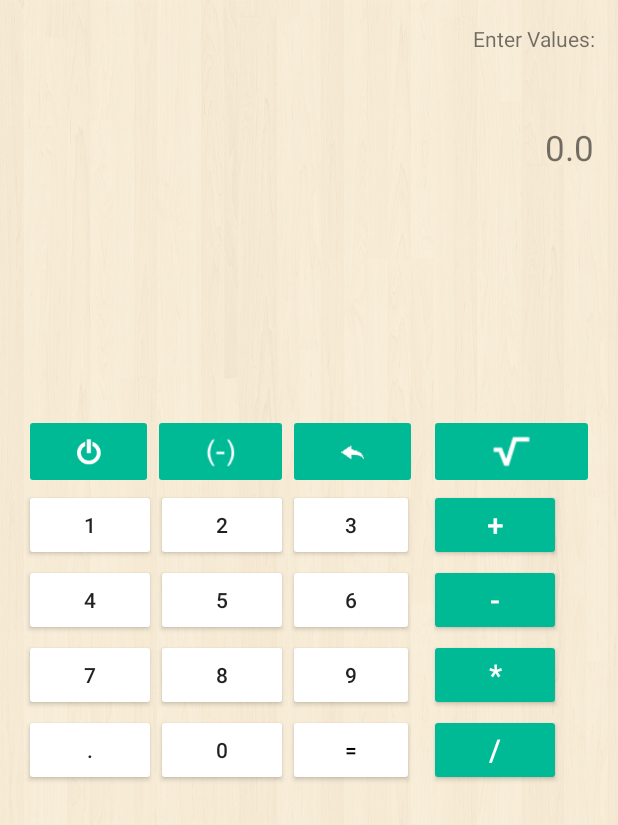
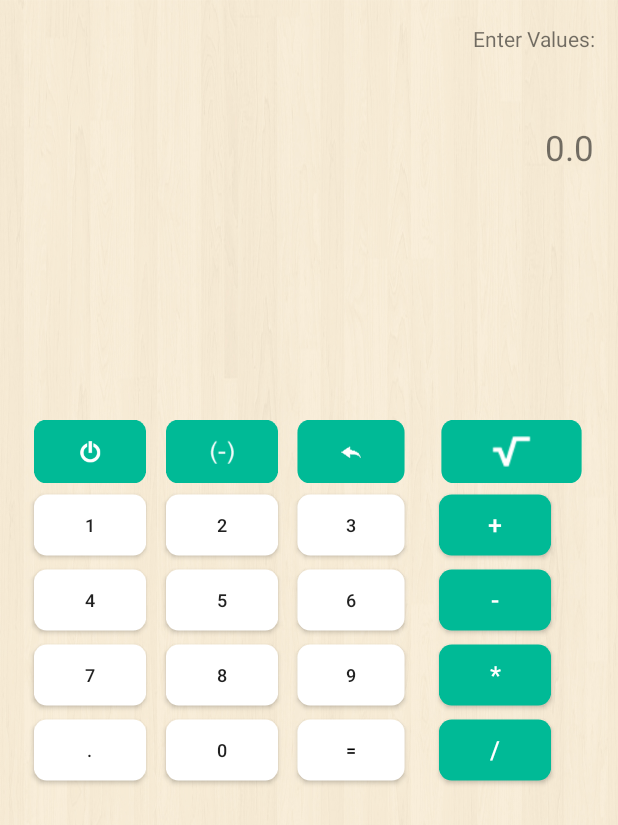
Before and after one commit to SalmanCorleone/Abacus, an Android app: the screen it shows after launch (MainActivity), on a phone screen of 412 x 824 dp. Shown: the top 825 px of the screen. Run offline under Robolectric (Android 15) with nearby library versions, the phone set to English and light mode, and no system bars.

Commit message:
Project Renamed

```diff
--- a/app/src/main/AndroidManifest.xml
+++ b/app/src/main/AndroidManifest.xml
@@ -1,15 +1,15 @@
 <?xml version="1.0" encoding="utf-8"?>
 <manifest xmlns:android="http://schemas.android.com/apk/res/android"
-    package="com.example.salman.calculation">
+    package="com.example.salman.abacus">
 
     <application
         android:allowBackup="true"
-        android:icon="@mipmap/my_launcher"
+        android:icon="@mipmap/calculation"
         android:label="@string/app_name"
         android:supportsRtl="true"
         android:theme="@style/AppTheme">
         <activity
-            android:name=".MainActivity"
+            android:name="com.example.salman.abacus.MainActivity"
             android:screenOrientation="portrait">
             <intent-filter>
                 <action android:name="android.intent.action.MAIN" />
--- a/app/src/main/java/com/example/salman/calculation/MainActivity.java
+++ b/app/src/main/java/com/example/salman/abacus/MainActivity.java
@@ -1,11 +1,8 @@
-package com.example.salman.calculation;
+package com.example.salman.abacus;
 
 import android.annotation.TargetApi;
 import android.content.res.ColorStateList;
-import android.graphics.Color;
-import android.media.Image;
 import android.os.Build;
-import android.support.v7.app.ActionBar;
 import android.support.v7.app.AppCompatActivity;
 import android.os.Bundle;
 import android.view.View;
@@ -35,8 +32,43 @@ public class MainActivity extends AppCompatActivity {
 
     }
 
-    private void setOperatorListeners()
-    {
+    /*Event Listener for Operator Buttons*/
+    private void setOperatorListeners() {
+        /*************
+         * Basic Idea:
+         * ***********
+         * The whole process works with 3 steps.
+         *
+         * First Step:
+         * Input for the first number.
+         * Any of the four operator buttons (add, sub, mult or div)
+         * will save the number, check it's validity,
+         * save the operator pressed as active operator and
+         * take the process to the the second step.
+         *
+         * Second Step:
+         * Input for the second number.
+         * The epl operator (=) will save the second number,
+         * check it's validity and proceed to step three.
+         * In the meantime, if any other operator is pressed,
+         * it will only changed the current active operator,
+         * not the number or current step.
+         *
+         * Third Step:
+         * It will calculate the result using 2 numbers given
+         * and active operator and display the result.
+         * Now, if any number is pressed,
+         * it will go back  to step 1.
+         * If another operator is pressed, it be considered active operator,
+         * the answer will be saved as first input number
+         * and it will proceed to step 2.
+         *
+         * Inputs like empty string, multiple points,
+         * several signs are also handled with if-else.
+         *
+         * *************/
+
+
         add.setOnClickListener(new View.OnClickListener() {
             @TargetApi(Build.VERSION_CODES.LOLLIPOP)
             @Override
@@ -73,8 +105,6 @@ public class MainActivity extends AppCompatActivity {
                 sub.setBackgroundTintList(ColorStateList.valueOf(0xFF00ba96));
                 mult.setBackgroundTintList(ColorStateList.valueOf(0xFF00ba96));
                 div.setBackgroundTintList(ColorStateList.valueOf(0xFF00ba96));
-
-
 
 
             }
@@ -114,8 +144,6 @@ public class MainActivity extends AppCompatActivity {
                 add.setBackgroundTintList(ColorStateList.valueOf(0xFF00ba96));
                 mult.setBackgroundTintList(ColorStateList.valueOf(0xFF00ba96));
                 div.setBackgroundTintList(ColorStateList.valueOf(0xFF00ba96));
-
-
 
 
             }
@@ -198,7 +226,6 @@ public class MainActivity extends AppCompatActivity {
                 add.setBackgroundTintList(ColorStateList.valueOf(0xFF00ba96));
 
 
-
             }
         });
 
@@ -260,10 +287,6 @@ public class MainActivity extends AppCompatActivity {
                 sub.setBackgroundTintList(ColorStateList.valueOf(0xFF00ba96));
                 mult.setBackgroundTintList(ColorStateList.valueOf(0xFF00ba96));
                 div.setBackgroundTintList(ColorStateList.valueOf(0xFF00ba96));
-
-
-
-
 
 
             }
@@ -344,9 +367,8 @@ public class MainActivity extends AppCompatActivity {
         });
     }
 
-
-    private void setNumberListerners()
-    {
+    /*Event Listener for Numbers and Point Buttons*/
+    private void setNumberListerners() {
         btn0.setOnClickListener(numclicks);
         btn1.setOnClickListener(numclicks);
         btn2.setOnClickListener(numclicks);
@@ -360,7 +382,7 @@ public class MainActivity extends AppCompatActivity {
         btnPoint.setOnClickListener(numclicks);
     }
 
-
+    /*Mapping all Buttons and Text-fields with XML*/
     private void init() {
         btn0 = (Button) findViewById(R.id.btn0);
         btn1 = (Button) findViewById(R.id.btn1);
@@ -401,8 +423,8 @@ public class MainActivity extends AppCompatActivity {
 
     }
 
-    private View.OnClickListener numclicks = new View.OnClickListener()
-    {
+    /*One Common Listener for all the Number Buttons*/
+    private View.OnClickListener numclicks = new View.OnClickListener() {
         @Override
         public void onClick(View v) {
 
--- /dev/null
+++ b/app/src/main/res/drawable/btnshape.xml
@@ -0,0 +1,19 @@
+<?xml version="1.0" encoding="utf-8"?>
+<shape
+
+    xmlns:android="http://schemas.android.com/apk/res/android">
+
+
+    <solid
+        android:color="@color/colorPrimaryDark"/>
+
+    <corners
+        android:radius="10dp" />
+    <padding
+        android:bottom="7dp"
+        android:left="7dp"
+        android:right="7dp"
+        android:top="7dp" />
+
+
+</shape>
--- /dev/null
+++ b/app/src/main/res/drawable/numshape.xml
@@ -0,0 +1,24 @@
+<?xml version="1.0" encoding="utf-8"?>
+<shape
+
+    xmlns:android="http://schemas.android.com/apk/res/android">
+
+
+    <gradient
+        android:startColor="#fff"
+        android:angle="45"
+        android:endColor="#fff"
+        android:type="linear"
+
+        />
+
+    <corners
+        android:radius="10dp" />
+    <padding
+        android:bottom="7dp"
+        android:left="7dp"
+        android:right="7dp"
+        android:top="7dp" />
+
+
+</shape>
--- a/app/src/main/res/layout/activity_main.xml
+++ b/app/src/main/res/layout/activity_main.xml
@@ -11,7 +11,7 @@
     android:paddingTop="@dimen/activity_vertical_margin"
     android:layout_gravity="center"
     android:background="@drawable/wood"
-    tools:context="com.example.salman.calculation.MainActivity">
+    tools:context="com.example.salman.abacus.MainActivity">
 
     <LinearLayout
         android:layout_width="match_parent"
@@ -113,15 +113,19 @@
                 android:layout_width="match_parent"
                 android:layout_height="50dp"
                 android:orientation="horizontal"
-                android:weightSum="1">
+                android:weightSum="1"
+                >
 
                 <ImageButton
-                    android:layout_width="86dp"
+                    android:layout_width="88dp"
                     android:layout_height="wrap_content"
                     app:srcCompat="@drawable/power"
                     android:scaleType="fitCenter"
                     android:id="@+id/btnClr"
-                    android:backgroundTint="@color/colorPrimaryDark"
+                    android:background="@drawable/btnshape"
+                    android:scaleX=".85"
+                    android:scaleY=".85"
+
                     android:layout_above="@+id/btn1"
                     android:layout_alignParentLeft="true"
                     android:layout_alignParentStart="true"
@@ -130,12 +134,14 @@
                     android:padding="16dp" />
 
                 <ImageButton
-                    android:layout_width="90dp"
+                    android:layout_width="88dp"
                     android:layout_height="wrap_content"
                     app:srcCompat="@drawable/minus"
                     android:id="@+id/btnMin"
                     android:scaleType="fitCenter"
-                    android:backgroundTint="@color/colorPrimaryDark"
+                    android:background="@drawable/btnshape"
+                    android:scaleX=".85"
+                    android:scaleY=".85"
 
 
                     android:layout_toRightOf="@+id/btn1"
@@ -144,12 +150,14 @@
                     android:layout_weight="0.31" />
 
                 <ImageButton
-                    android:layout_width="86dp"
+                    android:layout_width="84dp"
                     android:layout_height="wrap_content"
                     app:srcCompat="@drawable/bck"
                     android:id="@+id/btnBack"
                     android:scaleType="fitCenter"
-                    android:backgroundTint="@color/colorPrimaryDark"
+                    android:background="@drawable/btnshape"
+                    android:scaleX=".85"
+                    android:scaleY=".85"
                     android:padding="15dp" />
 
             </LinearLayout>
@@ -170,7 +178,10 @@
                     android:layout_alignParentStart="true"
                     android:layout_alignRight="@+id/textView"
                     android:layout_alignEnd="@+id/textView"
-                    android:backgroundTint="#fff"/>
+
+                    android:background="@drawable/numshape"
+                    android:scaleX="0.85"
+                    android:scaleY="0.85"/>
 
                 <Button
                     android:text="2"
@@ -181,14 +192,21 @@
                     android:layout_toRightOf="@+id/btn1"
                     android:layout_toLeftOf="@+id/btn6"
                     android:layout_toStartOf="@+id/btn6"
-                    android:backgroundTint="#fff"/>
+
+                    android:background="@drawable/numshape"
+                    android:scaleX="0.85"
+                    android:scaleY="0.85"/>
 
                 <Button
                     android:text="3"
                     android:layout_width="wrap_content"
                     android:layout_height="wrap_content"
                     android:id="@+id/btn3"
-                    android:backgroundTint="#fff"
+
+                    android:background="@drawable/numshape"
+                    android:scaleX="0.85"
+                    android:scaleY="0.85"
+
                     android:layout_alignBaseline="@+id/btn2"
                     android:layout_alignBottom="@+id/btn2"
                     android:layout_toRightOf="@+id/btn2"
@@ -210,7 +228,9 @@
                     android:layout_below="@+id/btn1"
                     android:layout_alignParentLeft="true"
                     android:layout_alignParentStart="true"
-                    android:backgroundTint="#fff"/>
+                    android:background="@drawable/numshape"
+                    android:scaleX="0.85"
+                    android:scaleY="0.85"/>
 
                 <Button
                     android:text="5"
@@ -220,7 +240,10 @@
                     android:layout_toRightOf="@+id/btn1"
                     android:layout_toEndOf="@+id/btn1"
                     android:id="@+id/btn5"
-                    android:backgroundTint="#fff"/>
+
+                    android:background="@drawable/numshape"
+                    android:scaleX="0.85"
+                    android:scaleY="0.85"/>
 
                 <Button
                     android:text="6"
@@ -230,7 +253,10 @@
                     android:layout_toRightOf="@+id/btn5"
                     android:layout_toEndOf="@+id/btn5"
                     android:id="@+id/btn6"
-                    android:backgroundTint="#fff"/>
+
+                    android:background="@drawable/numshape"
+                    android:scaleX="0.85"
+                    android:scaleY="0.85"/>
 
 
 
@@ -252,7 +278,10 @@
                     android:layout_alignParentLeft="true"
                     android:layout_alignParentStart="true"
                     android:id="@+id/btn7"
-                    android:backgroundTint="#fff"/>
+
+                    android:background="@drawable/numshape"
+                    android:scaleX="0.85"
+                    android:scaleY="0.85"/>
 
                 <Button
                     android:text="8"
@@ -262,7 +291,10 @@
                     android:layout_alignParentLeft="true"
                     android:layout_alignParentStart="true"
                     android:id="@+id/btn8"
-                    android:backgroundTint="#fff"/>
+
+                    android:background="@drawable/numshape"
+                    android:scaleX="0.85"
+                    android:scaleY="0.85"/>
                 <Button
                     android:text="9"
                     android:layout_width="wrap_content"
@@ -271,7 +303,10 @@
                     android:layout_alignParentLeft="true"
                     android:layout_alignParentStart="true"
                     android:id="@+id/btn9"
-                    android:backgroundTint="#fff"/>
+
+                    android:background="@drawable/numshape"
+                    android:scaleX="0.85"
+                    android:scaleY="0.85"/>
 
 
 
@@ -289,13 +324,19 @@
                     android:layout_width="wrap_content"
                     android:layout_height="wrap_content"
                     android:id="@+id/btnPoint"
-                    android:backgroundTint="#fff"/>
+
+                    android:background="@drawable/numshape"
+                    android:scaleX="0.85"
+                    android:scaleY="0.85"/>
                 <Button
                     android:text="0"
                     android:layout_width="wrap_content"
                     android:layout_height="wrap_content"
                     android:id="@+id/btn0"
-                    android:backgroundTint="#fff"/>
+
+                    android:background="@drawable/numshape"
+                    android:scaleX="0.85"
+                    android:scaleY="0.85"/>
 
                 <Button
                     android:textColor="#000"
@@ -303,7 +344,9 @@
                     android:layout_width="wrap_content"
                     android:layout_height="wrap_content"
                     android:id="@+id/btnEql"
-                    android:backgroundTint="#fff"
+                    android:background="@drawable/numshape"
+                    android:scaleX="0.85"
+                    android:scaleY="0.85"
 
                     />
 
@@ -330,7 +373,9 @@
                     app:srcCompat="@drawable/sqrt"
 
                     android:id="@+id/btnSqrt"
-                    android:backgroundTint="@color/colorPrimaryDark"
+                    android:background="@drawable/btnshape"
+                    android:scaleX=".85"
+                    android:scaleY=".85"
                     android:scaleType="fitCenter" />
             </LinearLayout>
 
@@ -343,7 +388,9 @@
                     android:layout_height="wrap_content"
                     android:id="@+id/btnPlus"
                     style="@style/Widget.AppCompat.Button"
-                    android:backgroundTint="@color/colorPrimaryDark"
+                    android:background="@drawable/btnshape"
+                    android:scaleX=".85"
+                    android:scaleY=".85"
                     android:textColor="@android:color/white"
                     android:textSize="20dp"
                      />
@@ -359,7 +406,9 @@
                     android:layout_width="wrap_content"
                     android:layout_height="wrap_content"
                     android:id="@+id/btnMinus"
-                    android:backgroundTint="@color/colorPrimaryDark"
+                    android:background="@drawable/btnshape"
+                    android:scaleX=".85"
+                    android:scaleY=".85"
                     android:textColor="@android:color/white"
 
                     />
@@ -374,7 +423,9 @@
                     android:layout_width="wrap_content"
                     android:layout_height="wrap_content"
                     android:id="@+id/btnMult"
-                    android:backgroundTint="@color/colorPrimaryDark"
+                    android:background="@drawable/btnshape"
+                    android:scaleX=".85"
+                    android:scaleY=".85"
                     android:textSize="20dp"
                     android:textColor="@android:color/white"
 
@@ -390,7 +441,11 @@
                     android:layout_width="wrap_content"
                     android:layout_height="wrap_content"
                     android:id="@+id/btnDivide"
-                    android:backgroundTint="@color/colorPrimaryDark"
+
+                    android:background="@drawable/btnshape"
+                    android:scaleX=".85"
+                    android:scaleY=".85"
+
                     android:textSize="20dp"
                     android:textColor="@android:color/white"
 
--- a/app/src/main/res/values/strings.xml
+++ b/app/src/main/res/values/strings.xml
@@ -1,3 +1,3 @@
 <resources>
-    <string name="app_name">Calculation</string>
+    <string name="app_name">Abacus</string>
 </resources>
```
Also changed, not shown: app/src/main/calculation.png (added), app/src/main/my_launcher-web.png (deleted), app/src/main/res/mipmap-hdpi/calculation.png (added), app/src/main/res/mipmap-mdpi/calculation.png (added), app/src/main/res/mipmap-xhdpi/calculation.png (added), app/src/main/res/mipmap-xxhdpi/calculation.png (added), app/src/main/res/mipmap-xxxhdpi/calculation.png (added), 4 other files.
